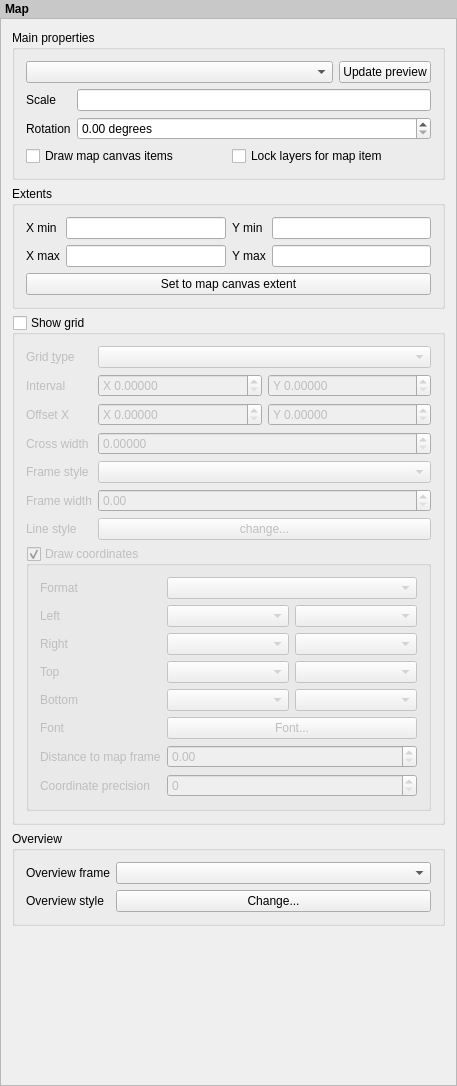
Before: the Qt Designer form src/ui/qgscomposermapwidgetbase.ui in carsmie/QGIS, drawn with Qt 5.
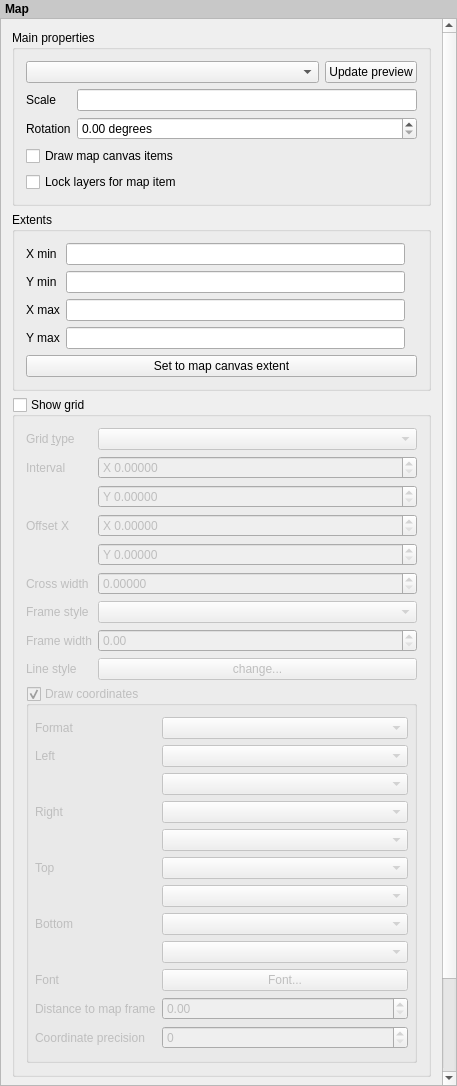
After: the same form once the commit is applied. Custom widgets are drawn as their Qt base class.

What changed in the file:
```diff
--- a/src/ui/qgscomposermapwidgetbase.ui
+++ b/src/ui/qgscomposermapwidgetbase.ui
@@ -54,9 +54,9 @@
       <property name="geometry">
        <rect>
         <x>0</x>
-        <y>0</y>
-        <width>455</width>
-        <height>1051</height>
+        <y>-215</y>
+        <width>440</width>
+        <height>1303</height>
        </rect>
       </property>
       <property name="sizePolicy">
@@ -68,12 +68,6 @@
       <layout class="QVBoxLayout" name="mainLayout">
        <item>
         <widget class="QgsCollapsibleGroupBoxBasic" name="groupBox">
-         <property name="sizePolicy">
-          <sizepolicy hsizetype="Preferred" vsizetype="Maximum">
-           <horstretch>0</horstretch>
-           <verstretch>0</verstretch>
-          </sizepolicy>
-         </property>
          <property name="title">
           <string>Main properties</string>
          </property>
@@ -146,15 +140,13 @@
            </widget>
           </item>
           <item row="3" column="0" colspan="2">
-           <layout class="QHBoxLayout" name="horizontalLayout_4">
-            <item>
              <widget class="QCheckBox" name="mDrawCanvasItemsCheckBox">
               <property name="text">
                <string>Draw map canvas items</string>
               </property>
              </widget>
             </item>
-            <item>
+          <item row="4" column="0" colspan="2">
              <widget class="QCheckBox" name="mKeepLayerListCheckBox">
               <property name="sizePolicy">
                <sizepolicy hsizetype="Preferred" vsizetype="Maximum">
@@ -162,30 +154,16 @@
                 <verstretch>0</verstretch>
                </sizepolicy>
               </property>
-              <property name="maximumSize">
-               <size>
-                <width>16777215</width>
-                <height>16777215</height>
-               </size>
-              </property>
               <property name="text">
                <string>Lock layers for map item</string>
               </property>
              </widget>
             </item>
            </layout>
-          </item>
-         </layout>
         </widget>
        </item>
        <item>
         <widget class="QgsCollapsibleGroupBoxBasic" name="mExtentsCheckBox">
-         <property name="sizePolicy">
-          <sizepolicy hsizetype="Preferred" vsizetype="Maximum">
-           <horstretch>0</horstretch>
-           <verstretch>0</verstretch>
-          </sizepolicy>
-         </property>
          <property name="title">
           <string>Extents</string>
          </property>
@@ -196,7 +174,26 @@
           <bool>false</bool>
          </property>
          <layout class="QGridLayout" name="gridLayout">
-          <item row="0" column="2">
+          <item row="3" column="1">
+           <widget class="QLineEdit" name="mYMaxLineEdit"/>
+          </item>
+          <item row="2" column="1">
+           <widget class="QLineEdit" name="mXMaxLineEdit"/>
+          </item>
+          <item row="2" column="0">
+           <widget class="QLabel" name="mXMaxLabel">
+            <property name="text">
+             <string>X max</string>
+            </property>
+            <property name="wordWrap">
+             <bool>false</bool>
+            </property>
+            <property name="buddy">
+             <cstring>mXMaxLineEdit</cstring>
+            </property>
+           </widget>
+          </item>
+          <item row="1" column="0">
            <widget class="QLabel" name="mYMinLabel">
             <property name="text">
              <string>Y min</string>
@@ -209,13 +206,7 @@
             </property>
            </widget>
           </item>
-          <item row="0" column="1">
-           <widget class="QLineEdit" name="mXMinLineEdit"/>
-          </item>
-          <item row="0" column="3">
-           <widget class="QLineEdit" name="mYMinLineEdit"/>
-          </item>
-          <item row="1" column="2">
+          <item row="3" column="0">
            <widget class="QLabel" name="mYMaxLabel">
             <property name="text">
              <string>Y max</string>
@@ -228,6 +219,19 @@
             </property>
            </widget>
           </item>
+          <item row="0" column="1">
+           <widget class="QLineEdit" name="mXMinLineEdit"/>
+          </item>
+          <item row="1" column="1">
+           <widget class="QLineEdit" name="mYMinLineEdit"/>
+          </item>
+          <item row="4" column="0" colspan="4">
+           <widget class="QPushButton" name="mSetToMapCanvasExtentButton">
+            <property name="text">
+             <string>Set to map canvas extent</string>
+            </property>
+           </widget>
+          </item>
           <item row="0" column="0">
            <widget class="QLabel" name="mXMinLabel">
             <property name="enabled">
@@ -244,32 +248,6 @@
             </property>
            </widget>
           </item>
-          <item row="1" column="0">
-           <widget class="QLabel" name="mXMaxLabel">
-            <property name="text">
-             <string>X max</string>
-            </property>
-            <property name="wordWrap">
-             <bool>false</bool>
-            </property>
-            <property name="buddy">
-             <cstring>mXMaxLineEdit</cstring>
-            </property>
-           </widget>
-          </item>
-          <item row="1" column="1">
-           <widget class="QLineEdit" name="mXMaxLineEdit"/>
-          </item>
-          <item row="1" column="3">
-           <widget class="QLineEdit" name="mYMaxLineEdit"/>
-          </item>
-          <item row="2" column="0" colspan="4">
-           <widget class="QPushButton" name="mSetToMapCanvasExtentButton">
-            <property name="text">
-             <string>Set to map canvas extent</string>
-            </property>
-           </widget>
-          </item>
          </layout>
         </widget>
        </item>
@@ -330,7 +308,7 @@
            </widget>
           </item>
           <item row="1" column="1">
-           <layout class="QHBoxLayout" name="horizontalLayout_3">
+           <layout class="QVBoxLayout" name="verticalLayout_7">
             <item>
              <widget class="QDoubleSpinBox" name="mIntervalYSpinBox">
               <property name="prefix">
@@ -373,7 +351,7 @@
            </widget>
           </item>
           <item row="2" column="1">
-           <layout class="QHBoxLayout" name="horizontalLayout_5">
+           <layout class="QVBoxLayout" name="verticalLayout_8">
             <item>
              <widget class="QDoubleSpinBox" name="mOffsetXSpinBox">
               <property name="prefix">
@@ -473,6 +451,9 @@
             <property name="title">
              <string>Draw coordinates</string>
             </property>
+            <property name="flat">
+             <bool>false</bool>
+            </property>
             <property name="checkable">
              <bool>true</bool>
             </property>
@@ -489,6 +470,12 @@
              <property name="labelAlignment">
               <set>Qt::AlignLeading|Qt::AlignLeft|Qt::AlignVCenter</set>
              </property>
+             <property name="leftMargin">
+              <number>6</number>
+             </property>
+             <property name="rightMargin">
+              <number>6</number>
+             </property>
              <item row="0" column="0">
               <widget class="QLabel" name="mAnnotationFormatLabel">
                <property name="text">
@@ -513,16 +500,12 @@
               </widget>
              </item>
              <item row="1" column="1">
-              <layout class="QHBoxLayout" name="horizontalLayout">
-               <item>
-                <widget class="QComboBox" name="mAnnotationDirectionComboBoxLeft"/>
-               </item>
-               <item>
                 <widget class="QComboBox" name="mAnnotationPositionLeftComboBox"/>
                </item>
-              </layout>
+             <item row="2" column="1">
+              <widget class="QComboBox" name="mAnnotationDirectionComboBoxLeft"/>
              </item>
-             <item row="2" column="0">
+             <item row="3" column="0">
               <widget class="QLabel" name="mAnnotationPositionLabelRight">
                <property name="text">
                 <string>Right</string>
@@ -535,17 +518,13 @@
                </property>
               </widget>
              </item>
-             <item row="2" column="1">
-              <layout class="QHBoxLayout" name="horizontalLayout_6">
-               <item>
-                <widget class="QComboBox" name="mAnnotationDirectionComboBoxRight"/>
-               </item>
-               <item>
+             <item row="3" column="1">
                 <widget class="QComboBox" name="mAnnotationPositionRightComboBox"/>
                </item>
-              </layout>
+             <item row="4" column="1">
+              <widget class="QComboBox" name="mAnnotationDirectionComboBoxRight"/>
              </item>
-             <item row="3" column="0">
+             <item row="5" column="0">
               <widget class="QLabel" name="mAnnotationPositionLabelTop">
                <property name="text">
                 <string>Top</string>
@@ -558,17 +537,13 @@
                </property>
               </widget>
              </item>
-             <item row="3" column="1">
-              <layout class="QHBoxLayout" name="horizontalLayout_7">
-               <item>
-                <widget class="QComboBox" name="mAnnotationDirectionComboBoxTop"/>
-               </item>
-               <item>
+             <item row="5" column="1">
                 <widget class="QComboBox" name="mAnnotationPositionTopComboBox"/>
                </item>
-              </layout>
+             <item row="6" column="1">
+              <widget class="QComboBox" name="mAnnotationDirectionComboBoxTop"/>
              </item>
-             <item row="4" column="0">
+             <item row="7" column="0">
               <widget class="QLabel" name="mAnnotationPositionLabelBottom">
                <property name="text">
                 <string>Bottom</string>
@@ -581,31 +556,27 @@
                </property>
               </widget>
              </item>
-             <item row="4" column="1">
-              <layout class="QHBoxLayout" name="horizontalLayout_8">
-               <item>
-                <widget class="QComboBox" name="mAnnotationDirectionComboBoxBottom"/>
-               </item>
-               <item>
+             <item row="7" column="1">
                 <widget class="QComboBox" name="mAnnotationPositionBottomComboBox"/>
                </item>
-              </layout>
+             <item row="8" column="1">
+              <widget class="QComboBox" name="mAnnotationDirectionComboBoxBottom"/>
              </item>
-             <item row="5" column="1">
-              <widget class="QPushButton" name="mAnnotationFontButton">
-               <property name="text">
-                <string>Font...</string>
-               </property>
-              </widget>
-             </item>
-             <item row="5" column="0">
+             <item row="9" column="0">
               <widget class="QLabel" name="label">
                <property name="text">
                 <string>Font</string>
                </property>
               </widget>
              </item>
-             <item row="6" column="0">
+             <item row="9" column="1">
+              <widget class="QPushButton" name="mAnnotationFontButton">
+               <property name="text">
+                <string>Font...</string>
+               </property>
+              </widget>
+             </item>
+             <item row="10" column="0">
               <widget class="QLabel" name="mDistanceToFrameLabel">
                <property name="text">
                 <string>Distance to map frame</string>
@@ -618,10 +589,10 @@
                </property>
               </widget>
              </item>
-             <item row="6" column="1">
+             <item row="10" column="1">
               <widget class="QDoubleSpinBox" name="mDistanceToMapFrameSpinBox"/>
              </item>
-             <item row="7" column="0">
+             <item row="11" column="0">
               <widget class="QLabel" name="mCoordinatePrecisionLabel">
                <property name="text">
                 <string>Coordinate precision</string>
@@ -634,7 +605,7 @@
                </property>
               </widget>
              </item>
-             <item row="7" column="1">
+             <item row="11" column="1">
               <widget class="QSpinBox" name="mCoordinatePrecisionSpinBox"/>
              </item>
             </layout>
@@ -645,12 +616,6 @@
        </item>
        <item>
         <widget class="QgsCollapsibleGroupBoxBasic" name="groupBox_2">
-         <property name="sizePolicy">
-          <sizepolicy hsizetype="Preferred" vsizetype="Maximum">
-           <horstretch>0</horstretch>
-           <verstretch>0</verstretch>
-          </sizepolicy>
-         </property>
          <property name="title">
           <string>Overview</string>
          </property>
```
Left out of the diff: 4 changed lines with no effect on the pictures. Lines whose indentation alone changed are shown as unchanged.
